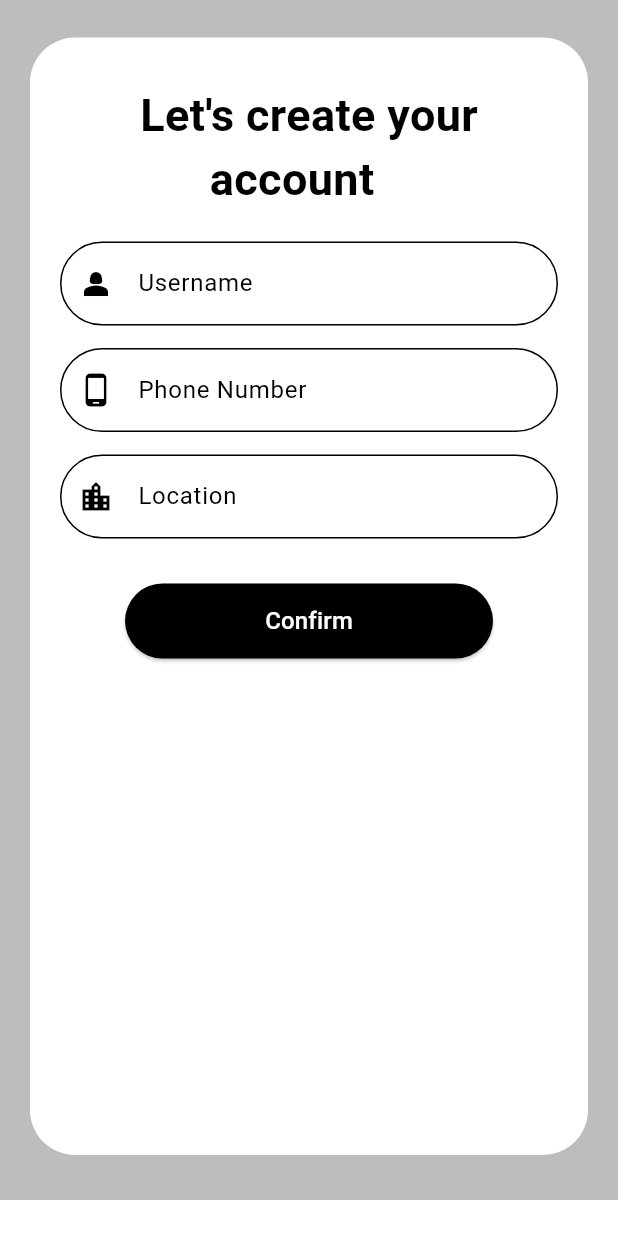
After one commit to Spoidy666/QuickService, a Flutter app: the Sproviderinsertionpage screen opened directly, on a phone screen of 412 x 824 dp. The commit adds this screen. Run offline on Flutter 3.47's test engine with Material 3 defaults, Android fonts, the light colour scheme and no system bars; our stand-ins replace firebase_core, lottie, shared_preferences, sqflite; accounts and stored records are empty.

Commit message:
Add provider list and individual provider pages; implement location handling and navigation updates

```diff
--- a/social_project/lib/main.dart
+++ b/social_project/lib/main.dart
@@ -9,6 +9,7 @@ import 'package:social_project/theme/theme_provider.dart';
 Future<void> main() async {
   WidgetsFlutterBinding.ensureInitialized();
   await initializeDataBase();
+  await initializeSPdatabase();
   await Firebase.initializeApp(options: DefaultFirebaseOptions.currentPlatform);
   runApp(ChangeNotifierProvider(
     create: (context) => ThemeProvider(),
@@ -21,6 +22,8 @@ class MyApp extends StatelessWidget {
 
   @override
   Widget build(BuildContext context) {
+    getAllUsers();
+
     return MaterialApp(
       home: Loginpage(),
       theme: Provider.of<ThemeProvider>(context).themeData,
--- a/social_project/lib/models/data_model.dart
+++ b/social_project/lib/models/data_model.dart
@@ -7,6 +7,7 @@ class DataModel {
   final String dob;
   final String age;
   final String email;
+  final String location;
 
   DataModel(
       {required this.name,
@@ -15,6 +16,7 @@ class DataModel {
       required this.dob,
       required this.age,
       required this.email,
+      required this.location,
       this.id});
   static DataModel fromMap(Map<String, Object?> map) {
     final id = map['id'] as int;
@@ -24,7 +26,7 @@ class DataModel {
     final dob = map['dob'] as String;
     final phone = map['c_no'] as String;
     final email = map['email'] as String;
-
+    final location=map['location'] as String;
     return DataModel(
         id: id,
         name: name,
@@ -32,6 +34,29 @@ class DataModel {
         age: age,
         c_no: phone,
         dob: dob,
-        email: email);
+        email: email,
+        location: location);
   }
 }
+
+class Sprovider {
+  int? p_id;
+  final String pname;
+  final String plocation;
+  final String pnumber;
+  Sprovider(
+      {required this.pname,
+      required this.plocation,
+      required this.pnumber,
+      this.p_id});
+  static Sprovider fromMap(Map<String, Object?> map) {
+    final p_id = map['p_id'] as int;
+    final name = map['pname'] as String;
+
+    final phone = map['pnumber'] as String;
+    final location = map['plocation'] as String;
+
+    return Sprovider(
+        p_id: p_id, pname: name, pnumber: phone, plocation: location);
+  }
+}
--- a/social_project/lib/pages/drawer.dart
+++ b/social_project/lib/pages/drawer.dart
@@ -1,6 +1,8 @@
 import 'package:flutter/material.dart';
 import 'package:social_project/pages/homePage.dart';
 import 'package:social_project/pages/mainPage.dart';
+import 'package:social_project/dbmsquestions/providerList.dart';
+import 'package:social_project/pages/sproviderInsertionPage.dart';
 
 class drawer extends StatelessWidget {
   const drawer({super.key});
@@ -80,7 +82,9 @@ class drawer extends StatelessWidget {
                   style:
                       TextStyle(color: Theme.of(context).colorScheme.tertiary)),
               onTap: () {
-                Navigator.pop(context);
+                Navigator.of(context).push(MaterialPageRoute(
+                    builder: (ctx) => Sproviderinsertionpage()));
+                ;
                 //Navigator.push(context, MaterialPageRoute(builder: (context)=>Booking));         //booking navigation
               },
             ),
--- a/social_project/lib/pages/homePage.dart
+++ b/social_project/lib/pages/homePage.dart
@@ -1,6 +1,7 @@
 import 'dart:developer';
 import 'package:flutter/material.dart';
 import 'package:shared_preferences/shared_preferences.dart';
+import 'package:social_project/pages/profilePage.dart';
 
 class HomeScreen extends StatefulWidget {
   const HomeScreen({super.key});
@@ -11,15 +12,18 @@ class HomeScreen extends StatefulWidget {
 
 String? Username;
 String? Useremail;
+String? Userlocation;
 
 class _HomeScreenState extends State<HomeScreen> {
   Future<void> loadUserName() async {
     SharedPreferences sharedPreferences = await SharedPreferences.getInstance();
     String name = sharedPreferences.getString('name') ?? "Guest";
     String email = sharedPreferences.getString('email') ?? "";
+    String location = sharedPreferences.getString('location') ?? "Location";
     setState(() {
       Username = name;
       Useremail = email;
+      Userlocation = location;
     });
   }
 
@@ -58,7 +62,7 @@ class _HomeScreenState extends State<HomeScreen> {
                           Icons.location_on,
                           color: Colors.white,
                         ),
-                        Text("Location"),
+                        Text(Userlocation.toString()),
                       ],
                     )
                   ],
--- a/social_project/lib/pages/mainPage.dart
+++ b/social_project/lib/pages/mainPage.dart
@@ -1,10 +1,10 @@
 import 'package:flutter/material.dart';
+import 'package:social_project/dbmsquestions/question3.dart';
 import 'package:social_project/pages/drawer.dart';
 import 'package:social_project/pages/homePage.dart';
-import 'package:social_project/pages/profilePage.dart';
+import 'package:social_project/dbmsquestions/providerList.dart';
 import 'package:social_project/pages/settingsPage.dart';
 import 'package:social_project/pages/signUp.dart';
-import 'package:social_project/pages/termsScreen.dart';
 import 'package:social_project/pages/userList.dart';
 
 class Mainpage extends StatefulWidget {
@@ -15,7 +15,7 @@ class Mainpage extends StatefulWidget {
 }
 
 int _currentIndex = 0;
-final _pages = [HomeScreen(), Userlist(), Termsscreen(), SettingsPage()];
+final _pages = [HomeScreen(), Userlist(), Providerlist(), Question3()];
 
 class _homeScreenState extends State<Mainpage> {
   dynamic _page = _pages[_currentIndex];
--- a/social_project/lib/pages/profilePage.dart
+++ b/social_project/lib/pages/profilePage.dart
@@ -156,4 +156,5 @@ class _ProfilepageState extends State<Profilepage> {
       ),
     );
   }
+
 }
--- a/social_project/lib/pages/signUp.dart
+++ b/social_project/lib/pages/signUp.dart
@@ -23,11 +23,11 @@ final _dobController = TextEditingController();
 final _ageController = TextEditingController();
 final _createPasswordController = TextEditingController();
 final _confirmPasswordController = TextEditingController();
+final _locationcontroller = TextEditingController();
 
 final class _SignupState extends State<Signup> {
   @override
   Widget build(BuildContext context) {
-    getAllUsers();
     return Container(
       color: Theme.of(context).colorScheme.primary,
       child: SafeArea(
@@ -183,6 +183,22 @@ final class _SignupState extends State<Signup> {
                             height: 15,
                           ),
                           TextFormField(
+                            controller: _locationcontroller,
+                            decoration: InputDecoration(
+                                prefixIcon: Icon(Icons.location_on,
+                                    color: Colors.black),
+                                hintText: "Location(state)",
+                                hintStyle: TextStyle(color: Colors.black),
+                                fillColor: Colors.white,
+                                filled: true,
+                                border: OutlineInputBorder(
+                                    borderRadius: BorderRadius.circular(100))),
+                            style: TextStyle(color: Colors.black),
+                          ),
+                          SizedBox(
+                            height: 15,
+                          ),
+                          TextFormField(
                             style: TextStyle(color: Colors.black),
                             controller: _createPasswordController,
                             obscureText: show_create_password,
@@ -312,6 +328,8 @@ final class _SignupState extends State<Signup> {
       return snack(context, "Please enter your date of birth");
     } else if (_age.isEmpty) {
       return snack(context, "Please enter your age");
+    } else if (_locationcontroller.text.trim().isEmpty) {
+      return snack(context, "Enter your state ");
     } else if (_createPasswordController.text.isEmpty ||
         _createPasswordController.text != _confirmPasswordController.text) {
       return snack(context, "Password doesn't match");
@@ -322,11 +340,12 @@ final class _SignupState extends State<Signup> {
           age: _age,
           c_no: _phoneNumberController.text.trim(),
           dob: _dobController.text.trim(),
-          email: _emailController.text.trim());
+          email: _emailController.text.trim(),
+          location: _locationcontroller.text.trim());
       Navigator.of(context).push(MaterialPageRoute(builder: (ctx) {
         return Termsscreen();
       }));
-      saveName(_name, _emailController.text.trim());
+      saveName(_name, _emailController.text.trim(),_locationcontroller.text.trim());
       addUser(_user);
     }
   }
@@ -340,11 +359,12 @@ confirm_password_function() {
   show_confirm_password = !show_confirm_password;
 }
 
-Future<void> saveName(String name, String email) async {
+Future<void> saveName(String name, String email, String location) async {
   final SharedPreferences sharedPreferences =
       await SharedPreferences.getInstance();
   sharedPreferences.setString('name', name);
   sharedPreferences.setString('email', email);
+  sharedPreferences.setString('location', location);
 }
 
 void snack(context, String content) {
--- /dev/null
+++ b/social_project/lib/pages/sproviderInsertionPage.dart
@@ -0,0 +1,165 @@
+import 'package:flutter/material.dart';
+import 'package:social_project/db/dataBase.dart';
+import 'package:social_project/models/data_model.dart';
+import 'package:social_project/pages/mainPage.dart';
+
+class Sproviderinsertionpage extends StatelessWidget {
+  Sproviderinsertionpage({super.key});
+
+  final _nameController = TextEditingController();
+
+  final _phoneNumberController = TextEditingController();
+  final _plocationController = TextEditingController();
+  @override
+  Widget build(BuildContext context) {
+    getquestion1providers();
+    return Container(
+      color: Theme.of(context).colorScheme.primary,
+      child: SafeArea(
+        child: Scaffold(
+          body: SingleChildScrollView(
+            child: Form(
+              child: Container(
+                height: 800,
+                color: Theme.of(context).colorScheme.primary,
+                child: Padding(
+                  padding: const EdgeInsets.fromLTRB(20, 25, 20, 30),
+                  child: Container(
+                    decoration: BoxDecoration(
+                        color: Theme.of(context).colorScheme.surface,
+                        borderRadius: BorderRadius.circular(30)),
+                    child: Padding(
+                      padding: const EdgeInsets.fromLTRB(20, 30, 20, 50),
+                      child: Column(
+                        children: [
+                          Text(
+                            '''Let's create your
+      account''',
+                            style: TextStyle(
+                                fontWeight: FontWeight.bold,
+                                fontSize: 30,
+                                color: Theme.of(context).colorScheme.tertiary),
+                          ),
+                          SizedBox(height: 20),
+                          TextFormField(
+                            controller: _nameController,
+                            decoration: InputDecoration(
+                              prefixIcon: Icon(
+                                Icons.person_2,
+                                color: Colors.black,
+                              ),
+                              border: OutlineInputBorder(
+                                  borderRadius: BorderRadius.circular(100)),
+                              fillColor: Colors.white,
+                              filled: true,
+                              hintText: "Username",
+                              hintStyle: TextStyle(color: Colors.black),
+                            ),
+                            style: TextStyle(color: Colors.black),
+                          ),
+                          SizedBox(
+                            height: 15,
+                          ),
+                          TextFormField(
+                            controller: _phoneNumberController,
+                            decoration: InputDecoration(
+                                prefixIcon: Icon(Icons.phone_android,
+                                    color: Colors.black),
+                                hintText: "Phone Number",
+                                hintStyle: TextStyle(color: Colors.black),
+                                fillColor: Colors.white,
+                                filled: true,
+                                border: OutlineInputBorder(
+                                    borderRadius: BorderRadius.circular(100))),
+                            style: TextStyle(color: Colors.black),
+                          ),
+                          SizedBox(
+                            height: 15,
+                          ),
+                          TextFormField(
+                            controller: _plocationController,
+                            decoration: InputDecoration(
+                              prefixIcon: Icon(
+                                Icons.location_city,
+                                color: Colors.black,
+                              ),
+                              border: OutlineInputBorder(
+                                  borderRadius: BorderRadius.circular(100)),
+                              fillColor: Colors.white,
+                              filled: true,
+                              hintText: "Location",
+                              hintStyle: TextStyle(color: Colors.black),
+                            ),
+                            style: TextStyle(color: Colors.black),
+                          ),
+                          SizedBox(
+                            height: 15,
+                          ),
+                          SizedBox(
+                            height: 15,
+                          ),
+                          SizedBox(
+                            height: 50,
+                            child: ElevatedButton(
+                              onPressed: () {
+                                onAddproviderButtonClicked(context);
+                                // signUpToController(context);
+                              },
+                              style: ButtonStyle(
+                                  backgroundColor:
+                                      WidgetStatePropertyAll(Colors.black)),
+                              child: Text(
+                                "                 Confirm                 ",
+                                style: TextStyle(
+                                    color: Colors.white, fontSize: 16),
+                              ),
+                            ),
+                          ),
+                          SizedBox(
+                            height: 10,
+                          ),
+                        ],
+                      ),
+                    ),
+                  ),
+                ),
+              ),
+            ),
+          ),
+        ),
+      ),
+    );
+  }
+
+  Future<void> onAddproviderButtonClicked(context) async {
+    final _name = _nameController.text.trim();
+    final _location = _plocationController.text.trim();
+    final _phoneNo = _phoneNumberController.text.trim();
+
+    if (_name.isEmpty) {
+      return snack(context, "Please enter your username");
+    } else if (_phoneNo.isEmpty) {
+      return snack(context, "Please enter the phone number");
+    } else if (_location.isEmpty) {
+      return snack(context, "Please enter your location");
+    } else {
+      final _user = Sprovider(
+        pname: _name,
+        pnumber: _phoneNo,
+        plocation: _location,
+      );
+      Navigator.of(context).push(MaterialPageRoute(builder: (ctx) {
+        return Mainpage();
+      }));
+      addProvider(_user);
+    }
+  }
+}
+
+void snack(context, String content) {
+  ScaffoldMessenger.of(context).showSnackBar(SnackBar(
+    content: Text(content),
+    backgroundColor: Colors.red,
+    behavior: SnackBarBehavior.floating,
+  ));
+}
```
Also changed, not shown: social_project/lib/db/dataBase.dart (+63 -4 lines), social_project/lib/dbmsquestions/individualProvider.dart (added, +69 -0 lines), social_project/lib/dbmsquestions/providerList.dart (added, +55 -0 lines), social_project/lib/dbmsquestions/question3.dart (added, +99 -0 lines), social_project/lib/pages/individualUser.dart (+13 -0 lines).
